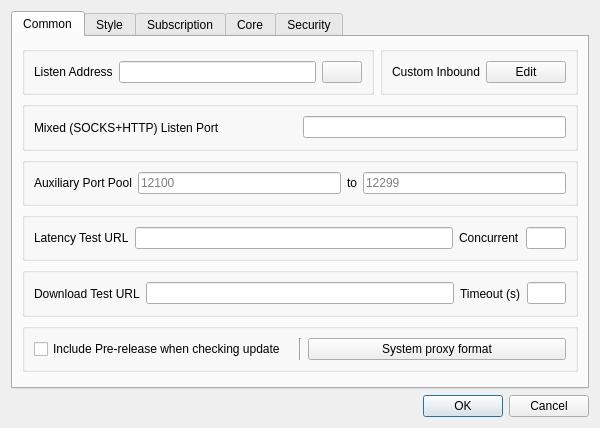
Before: the Qt Designer form ui/dialog_basic_settings.ui in DavidYordan/nekoray, drawn with Qt 5.
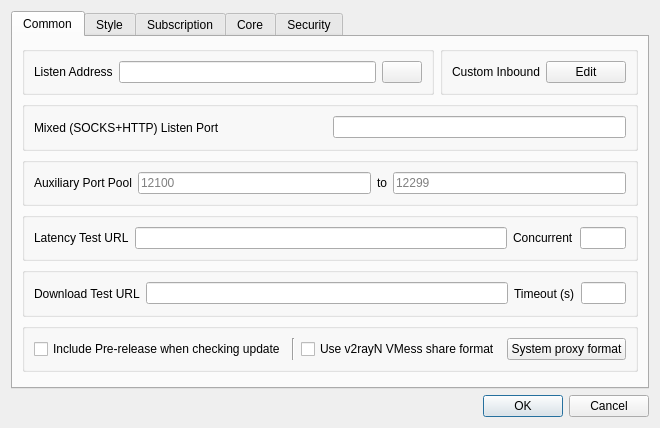
After: the same form once the commit is applied. Custom widgets are drawn as their Qt base class.

Commit message: restore v2rayN VMess share compatibility

Patch:
```diff
--- a/ui/dialog_basic_settings.ui
+++ b/ui/dialog_basic_settings.ui
@@ -221,6 +221,16 @@
             </property>
            </widget>
           </item>
+          <item>
+           <widget class="QCheckBox" name="old_share_link_format">
+            <property name="toolTip">
+             <string>Export VMess links as v2rayN-compatible base64 JSON when the fields are representable.</string>
+            </property>
+            <property name="text">
+             <string>Use v2rayN VMess share format</string>
+            </property>
+           </widget>
+          </item>
           <item>
            <widget class="QPushButton" name="sys_proxy_format">
             <property name="text">
```
The commit also changes 15 other files.
